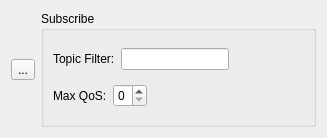
Above: src/MqttsnClientFilterSubConfigWidget.ui from commschamp/cc.mqttsn_client_filter.cc_tools_plugin before the change. Below: the same form after it.
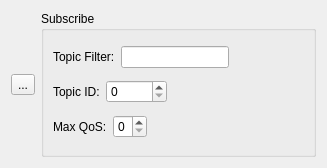
That is the form after the change. Icons and pictures are not drawn.

Commit message: Supporting topic IDs configuration in publish and subscribe.

```diff
--- a/src/MqttsnClientFilterSubConfigWidget.ui
+++ b/src/MqttsnClientFilterSubConfigWidget.ui
@@ -7,7 +7,7 @@
     <x>0</x>
     <y>0</y>
     <width>327</width>
-    <height>138</height>
+    <height>168</height>
    </rect>
   </property>
   <property name="windowTitle">
@@ -91,6 +91,37 @@
         </item>
        </layout>
       </item>
+      <item>
+       <layout class="QHBoxLayout" name="horizontalLayout_3">
+        <item>
+         <widget class="QLabel" name="m_topicIdLabel">
+          <property name="text">
+           <string>Topic ID:</string>
+          </property>
+         </widget>
+        </item>
+        <item>
+         <widget class="QSpinBox" name="m_topicIdSpinBox">
+          <property name="maximum">
+           <number>65535</number>
+          </property>
+         </widget>
+        </item>
+        <item>
+         <spacer name="horizontalSpacer_3">
+          <property name="orientation">
+           <enum>Qt::Horizontal</enum>
+          </property>
+          <property name="sizeHint" stdset="0">
+           <size>
+            <width>40</width>
+            <height>20</height>
+           </size>
+          </property>
+         </spacer>
+        </item>
+       </layout>
+      </item>
       <item>
        <layout class="QHBoxLayout" name="horizontalLayout_2">
         <item>
```
Left out of the diff: 2 changed lines with no effect on the pictures. The commit also changes 9 other files.
